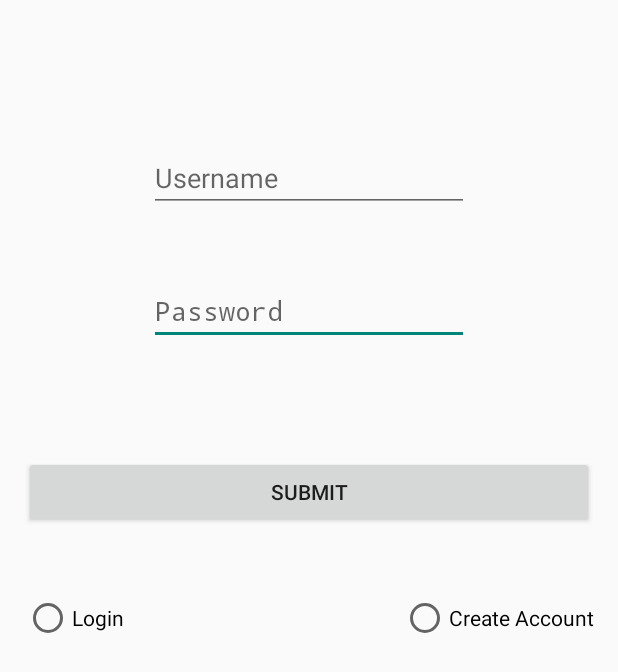
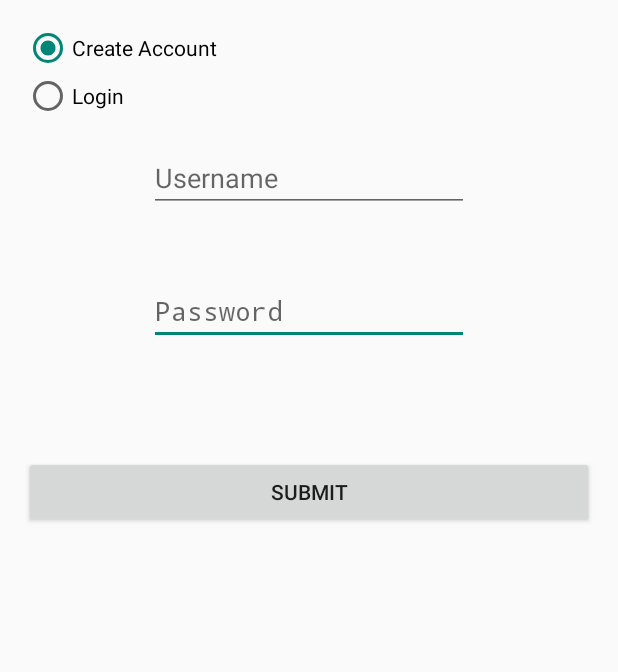
Before and after one commit to athornburg/nades-0.2, an Android app: the CreateAccount screen opened directly, with no data from a screen before it, on a phone screen of 412 x 824 dp. Shown: the top 672 px of the screen. Run offline under Robolectric (Android 15) with nearby library versions, the phone set to English and light mode, and no system bars; 1 statement that could not run was skipped.

Commit message:
Updates to login screen if no SharedPrefs

```diff
--- a/client/Nades/Nades/src/main/java/com/cwat/nades/CreateAccount.java
+++ b/client/Nades/Nades/src/main/java/com/cwat/nades/CreateAccount.java
@@ -6,7 +6,6 @@ package com.cwat.nades;
 
 import android.app.Activity;
 import android.content.Context;
-import android.content.Intent;
 import android.content.SharedPreferences;
 import android.content.pm.PackageInfo;
 import android.content.pm.PackageManager.NameNotFoundException;
@@ -17,11 +16,12 @@ import android.view.View;
 import android.view.View.OnClickListener;
 import android.widget.Button;
 import android.widget.EditText;
+import android.widget.RadioButton;
+import android.widget.RadioGroup;
 import android.widget.Toast;
 
 import com.cwat.util.UniversalHTTP;
 import com.cwat.util.UserDAO;
-import com.google.android.gms.gcm.GoogleCloudMessaging;
 
 import java.util.concurrent.ExecutionException;
 
@@ -30,10 +30,12 @@ public class CreateAccount extends Activity {
     Button submit;
     EditText username;
     EditText password;
+    private RadioGroup radioLoginGroup;
+    Button login;
+    Button createAccount;
     Context numberContext;
     String server = "http://nades-game.elasticbeanstalk.com/";
     public static final String EXTRA_MESSAGE = "message";
-    public static final String PROPERTY_REG_ID = "registration_id";
     private static final String PROPERTY_APP_VERSION = "0.1";
     private final static int PLAY_SERVICES_RESOLUTION_REQUEST = 9000;
     String usernameText;
@@ -46,15 +48,14 @@ public class CreateAccount extends Activity {
     protected void onCreate(Bundle savedInstanceState) {
         super.onCreate(savedInstanceState);
         setContentView(R.layout.create_account);
+        login = (RadioButton)findViewById(R.id.login);
+        createAccount = (RadioButton)findViewById(R.id.create_account);
         username = (EditText)findViewById(R.id.username);
         password = (EditText)findViewById(R.id.password);
         results = new UserDAO();
         final SharedPreferences prefs = getGCMPreferences(getApplicationContext());
-        phoneNumber = prefs.getString(PROPERTY_REG_ID, "");
-        if(phoneNumber.equals("")){
-            GoogleCloudMessaging gcm = GoogleCloudMessaging.getInstance(this);
-            phoneNumber = getRegistrationId(getApplicationContext());
-        }
+        radioLoginGroup = (RadioGroup)findViewById(R.id.radioLogin);
+
         Toast.makeText(getApplicationContext(),phoneNumber, Toast.LENGTH_LONG).show();
         submit = (Button)findViewById(R.id.submit);
         submit.setOnClickListener(new OnClickListener(){
@@ -62,8 +63,9 @@ public class CreateAccount extends Activity {
             public void onClick(View view){
                 usernameText = username.getText().toString();
                 passwordText = password.getText().toString();
-
-
+                int selectedId = radioLoginGroup.getCheckedRadioButtonId();
+                String id = Integer.toString(selectedId);
+                Log.i("radioID",id);
                 UniversalHTTP check = new UniversalHTTP();
                 try {
                     results = check.execute(server+"get_user/"+usernameText+"/").get();
@@ -94,20 +96,12 @@ public class CreateAccount extends Activity {
                         editor.putString("username", usernameText);
                         editor.commit();
                     }
-                    Intent intent = new Intent(CreateAccount.this,AddData.class);
-                    intent.putExtra("sendUsername", usernameText);
-                    intent.putExtra("sendPassword", passwordText);
-                    intent.putExtra("sendPhone", phoneNumber);
-                    startActivity(intent);
                 }
             }
 
         });
+        }
 
-
-
-
-    }
 
     @Override
     public boolean onCreateOptionsMenu(Menu menu) {
@@ -116,21 +110,6 @@ public class CreateAccount extends Activity {
         return true;
     }
 
-    private String getRegistrationId(Context context) {
-        final SharedPreferences prefs = getGCMPreferences(context);
-        String registrationId = prefs.getString(PROPERTY_REG_ID, "");
-        if (registrationId.isEmpty()) {
-            Log.i("error", "Registration not found.");
-            return "";
-        }
-        int registeredVersion = prefs.getInt(PROPERTY_APP_VERSION, Integer.MIN_VALUE);
-        int currentVersion = getAppVersion(context);
-        if (registeredVersion != currentVersion) {
-            Log.i("error", "App version changed.");
-            return "";
-        }
-        return registrationId;
-    }
 
     private SharedPreferences getGCMPreferences(Context context) {
         return getSharedPreferences(CreateAccount.class.getSimpleName(),
--- a/client/Nades/Nades/src/main/java/com/cwat/nades/GCMIntentService.java
+++ b/client/Nades/Nades/src/main/java/com/cwat/nades/GCMIntentService.java
@@ -2,7 +2,6 @@ package com.cwat.nades;
 
 import android.app.IntentService;
 import android.app.NotificationManager;
-import android.app.PendingIntent;
 import android.content.Context;
 import android.content.Intent;
 import android.content.SharedPreferences.Editor;
@@ -143,8 +142,6 @@ public class GCMIntentService extends IntentService {
         mNotificationManager = (NotificationManager)
                 this.getSystemService(Context.NOTIFICATION_SERVICE);
 
-        PendingIntent contentIntent = PendingIntent.getActivity(this, 0,
-                new Intent(this, Loading.class), 0);
 
         NotificationCompat.Builder mBuilder =
                 new NotificationCompat.Builder(this)
@@ -153,8 +150,6 @@ public class GCMIntentService extends IntentService {
                         .setStyle(new NotificationCompat.BigTextStyle()
                                 .bigText(message))
                         .setContentText(message);
-
-        mBuilder.setContentIntent(contentIntent);
         mNotificationManager.notify(NOTIFICATION_ID, mBuilder.build());
 
     }
--- a/client/Nades/Nades/src/main/res/layout/create_account.xml
+++ b/client/Nades/Nades/src/main/res/layout/create_account.xml
@@ -42,22 +42,26 @@
         android:layout_marginTop="74dp"
         android:text="Submit" />
 
-    <RadioButton
-        android:layout_width="wrap_content"
-        android:layout_height="wrap_content"
-        android:text="Login"
-        android:id="@+id/login"
-        android:layout_centerVertical="true"
+    <RadioGroup
+        android:id="@+id/radioLogin"
+        android:layout_width="fill_parent"
+        android:layout_height="fill_parent"
+        android:layout_alignParentTop="true"
         android:layout_alignParentLeft="true"
-        android:layout_alignParentStart="true" />
+        android:layout_alignParentStart="true">
 
-    <RadioButton
-        android:layout_width="wrap_content"
-        android:layout_height="wrap_content"
-        android:text="Create Account"
-        android:id="@+id/create_account"
-        android:layout_alignTop="@+id/login"
-        android:layout_alignParentRight="true"
-        android:layout_alignParentEnd="true" />
+        <RadioButton
+            android:id="@+id/create_account"
+            android:layout_width="wrap_content"
+            android:layout_height="wrap_content"
+            android:text="Create Account"
+            android:checked="true" />
+
+        <RadioButton
+            android:id="@+id/Login"
+            android:layout_width="wrap_content"
+            android:layout_height="wrap_content"
+            android:text="Login" />
+        </RadioGroup>
 
 </RelativeLayout>
```
Also changed, not shown: client/Nades/Nades/src/main/AndroidManifest.xml (+0 -20 lines), client/Nades/Nades/src/main/java/com/cwat/nades/AddData.java (deleted, +0 -71 lines), client/Nades/Nades/src/main/java/com/cwat/nades/JoinOrSignUp.java (deleted, +0 -51 lines), client/Nades/Nades/src/main/java/com/cwat/nades/Loading.java (deleted, +0 -181 lines), client/Nades/Nades/src/main/java/com/cwat/nades/Login.java (deleted, +0 -76 lines), client/Nades/Nades/src/main/java/com/cwat/nades/MainActivity.java (+8 -5 lines), 2 other files.
